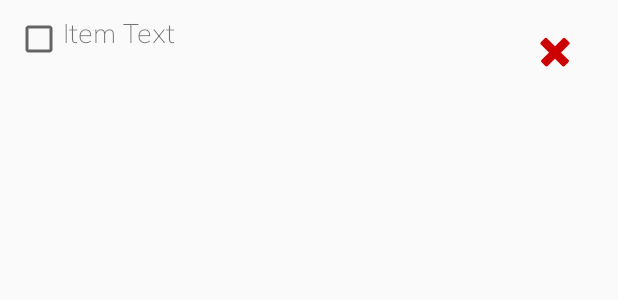
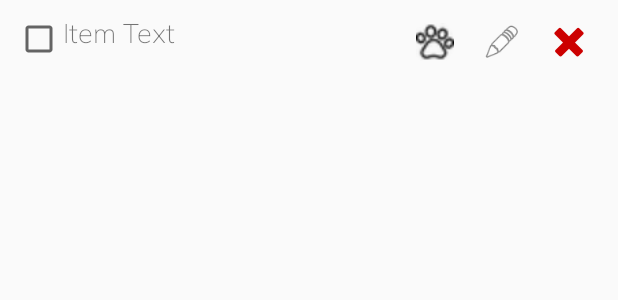
Before and after one commit to rchristoph/UniGoesAgile, an Android app: the layout task_rows.xml on its own in the app's theme, with its tools: preview values and no code run, on a phone screen of 412 x 824 dp. Shown: the top 300 px of the screen. Run offline under Robolectric (Android 15) with nearby library versions, the phone set to English and light mode, and no system bars.

Commit message:
Added new Activity Edit Task
Added new Activity EditTask
Added new Button "Edit"

```diff
--- a/app/build.gradle
+++ b/app/build.gradle
@@ -40,7 +40,6 @@ dependencies {
     implementation 'com.google.firebase:firebase-storage:16.1.0'
 
 
-
 }
 
 apply plugin: 'com.google.gms.google-services'
--- a/app/src/main/AndroidManifest.xml
+++ b/app/src/main/AndroidManifest.xml
@@ -13,6 +13,8 @@
             android:roundIcon="@mipmap/ic_launcher_round"
             android:supportsRtl="true"
             android:theme="@style/AppTheme">
+        <activity android:name=".EditTask">
+        </activity>
         <activity android:name=".ChooseProject">
         </activity>
         <activity android:name=".LoginActivity">
--- a/app/src/main/java/com/Info_DH/sgru_rchr/UniversityGoesAgile/LoginActivity.kt
+++ b/app/src/main/java/com/Info_DH/sgru_rchr/UniversityGoesAgile/LoginActivity.kt
@@ -52,8 +52,8 @@ class LoginActivity : AppCompatActivity() {
         if (!email.isEmpty() && !password.isEmpty()) {
             this.mAuth.signInWithEmailAndPassword(email, password).addOnCompleteListener ( this, OnCompleteListener<AuthResult> { task ->
                 if (task.isSuccessful) {
-                    //startActivity(Intent(this, ToDoActivity::class.java))
-                    startActivity(Intent(this, ChooseProject::class.java))
+                    startActivity(Intent(this, ToDoActivity::class.java))
+                    //startActivity(Intent(this, ChooseProject::class.java))
                     Toast.makeText(this, "Successfully Logged in :)", Toast.LENGTH_LONG).show()
                 } else {
                     Toast.makeText(this, "Error Logging in :(", Toast.LENGTH_SHORT).show()
--- a/app/src/main/java/com/Info_DH/sgru_rchr/UniversityGoesAgile/Task.kt
+++ b/app/src/main/java/com/Info_DH/sgru_rchr/UniversityGoesAgile/Task.kt
@@ -9,9 +9,10 @@ class Task {
     var taskDesc: String? = null
     var done: Boolean? = false
     var author: String? = null
+    var edit: String? = null
     var assignee: String? = null
 }
-    }
+
 
 class Project {
     companion object Factory {
--- a/app/src/main/java/com/Info_DH/sgru_rchr/UniversityGoesAgile/TaskRowListener.kt
+++ b/app/src/main/java/com/Info_DH/sgru_rchr/UniversityGoesAgile/TaskRowListener.kt
@@ -3,4 +3,5 @@ package com.Info_DH.sgru_rchr.UniversityGoesAgile
 interface TaskRowListener {
     fun onTaskChange(objectId: String, isDone: Boolean)
     fun onTaskDelete(objectId: String)
+    fun onTaskEdit(objectId: String, taskDesc:String)
 }
--- a/app/src/main/res/layout/content_main.xml
+++ b/app/src/main/res/layout/content_main.xml
@@ -26,7 +26,7 @@
             android:layout_height="wrap_content"
             android:orientation="horizontal"
             app:layout_constraintBottom_toBottomOf="parent"
-            android:background="@color/colorPrimary"
+            android:background="@android:color/holo_orange_light"
             android:visibility="gone"
             android:layout_alignParentBottom="true">
 
--- a/app/src/main/res/layout/task_rows.xml
+++ b/app/src/main/res/layout/task_rows.xml
@@ -24,16 +24,26 @@
 
     <ImageButton
             android:id="@+id/btnRemove"
-            android:layout_width="wrap_content"
-            android:layout_height="21dp"
+            android:layout_width="25dp"
+            android:layout_height="25dp"
             android:layout_alignParentEnd="true"
             android:layout_alignParentRight="true"
             android:background="@android:color/transparent"
             android:gravity="end"
             app:srcCompat="@android:drawable/ic_delete" android:tint="@android:color/holo_red_dark"
-            android:layout_marginEnd="16dp" android:layout_marginRight="16dp"
+            android:layout_marginEnd="10dp" android:layout_marginRight="25dp"
             android:adjustViewBounds="true" android:cropToPadding="true"
-            android:layout_marginTop="14dp" android:layout_alignParentTop="true"/>
-
+            style="@style/Widget.AppCompat.ImageButton" android:layout_marginTop="5dp"
+            android:layout_alignParentTop="true"/>
+    <ImageView
+            android:layout_width="25dp"
+            android:layout_height="25dp" app:srcCompat="@android:drawable/ic_menu_edit"
+            android:id="@+id/editTask" android:layout_toStartOf="@+id/btnRemove" android:layout_marginEnd="19dp"
+            android:layout_marginTop="5dp" android:layout_alignParentTop="true"/>
+    <ImageView
+            android:layout_width="25dp"
+            android:layout_height="25dp" app:srcCompat="@drawable/dog"
+            android:id="@+id/assign" android:layout_toStartOf="@+id/editTask" android:layout_marginEnd="19dp"
+            android:layout_marginTop="5dp" android:layout_alignParentTop="true"/>
 
 </RelativeLayout>
--- a/app/src/main/res/menu/menu_main.xml
+++ b/app/src/main/res/menu/menu_main.xml
@@ -10,6 +10,6 @@
           app:showAsAction="never"/>
     <item android:title="SignOut"
           android:id="@+id/signOut"
-          app:showAsAction="never"></item>
+          app:showAsAction="never"/>
 
 </menu>
```
Also changed, not shown: app/src/main/java/com/Info_DH/sgru_rchr/UniversityGoesAgile/EditTask.kt (added, +119 -0 lines), app/src/main/java/com/Info_DH/sgru_rchr/UniversityGoesAgile/TaskAdapter.kt (+18 -5 lines), app/src/main/java/com/Info_DH/sgru_rchr/UniversityGoesAgile/ToDoActivity.kt (+12 -5 lines), app/src/main/res/drawable/border_textfield.xml (added, +7 -0 lines), app/src/main/res/layout/activity_edit_task.xml (added, +52 -0 lines), 1 other file.
